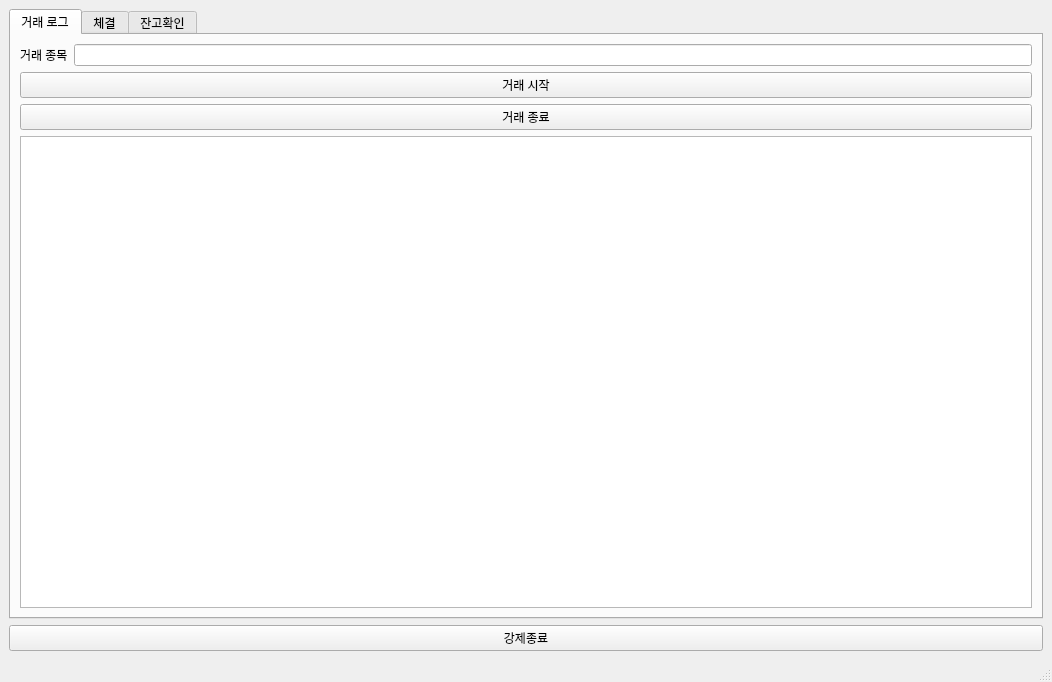
Lidit/trading_system, file ui/trader_ui.ui: the form before one commit.
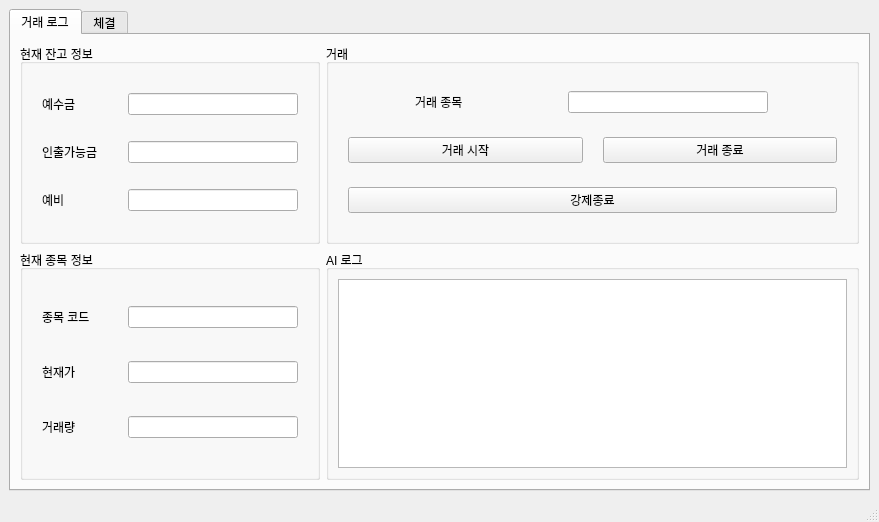
The form after the commit. The open tabs and pages were chosen to show the change.

The edit to the form file:
```diff
--- a/ui/trader_ui.ui
+++ b/ui/trader_ui.ui
@@ -6,30 +6,23 @@
    <rect>
     <x>0</x>
     <y>0</y>
-    <width>1052</width>
-    <height>682</height>
+    <width>879</width>
+    <height>522</height>
    </rect>
   </property>
-  <property name="minimumSize">
-   <size>
-    <width>1052</width>
-    <height>682</height>
-   </size>
-  </property>
   <property name="windowTitle">
    <string>MainWindow</string>
   </property>
   <widget class="QWidget" name="centralwidget">
    <layout class="QGridLayout" name="gridLayout">
-    <item row="1" column="0">
-     <widget class="QPushButton" name="exitButton">
-      <property name="text">
-       <string>강제종료</string>
-      </property>
-     </widget>
-    </item>
     <item row="0" column="0">
      <widget class="QTabWidget" name="tabWidget">
+      <property name="minimumSize">
+       <size>
+        <width>861</width>
+        <height>453</height>
+       </size>
+      </property>
       <property name="currentIndex">
        <number>1</number>
       </property>
@@ -38,35 +31,366 @@
         <string>거래 로그</string>
        </attribute>
        <layout class="QGridLayout" name="gridLayout_3">
+        <item row="0" column="1">
+         <widget class="QGroupBox" name="groupBox_3">
+          <property name="title">
+           <string>거래 </string>
+          </property>
+          <layout class="QVBoxLayout" name="verticalLayout_3">
+           <item>
+            <layout class="QHBoxLayout" name="horizontalLayout_6">
+             <item>
+              <widget class="QLabel" name="label_7">
+               <property name="maximumSize">
+                <size>
+                 <width>70</width>
+                 <height>20</height>
+                </size>
+               </property>
+               <property name="text">
+                <string>거래 종목</string>
+               </property>
+              </widget>
+             </item>
+             <item>
+              <widget class="QLineEdit" name="inputStockCodeLineEdit">
+               <property name="maximumSize">
+                <size>
+                 <width>200</width>
+                 <height>16777215</height>
+                </size>
+               </property>
+              </widget>
+             </item>
+            </layout>
+           </item>
+           <item>
+            <layout class="QHBoxLayout" name="horizontalLayout_7">
+             <property name="spacing">
+              <number>20</number>
+             </property>
+             <property name="leftMargin">
+              <number>10</number>
+             </property>
+             <property name="rightMargin">
+              <number>10</number>
+             </property>
+             <item>
+              <widget class="QPushButton" name="startTradePushButton">
+               <property name="text">
+                <string>거래 시작</string>
+               </property>
+              </widget>
+             </item>
+             <item>
+              <widget class="QPushButton" name="stopTradePushButton">
+               <property name="text">
+                <string>거래 종료</string>
+               </property>
+              </widget>
+             </item>
+            </layout>
+           </item>
+           <item>
+            <layout class="QHBoxLayout" name="horizontalLayout_8">
+             <property name="leftMargin">
+              <number>10</number>
+             </property>
+             <property name="rightMargin">
+              <number>10</number>
+             </property>
+             <item>
+              <widget class="QPushButton" name="shutdownPushButton">
+               <property name="text">
+                <string>강제종료</string>
+               </property>
+              </widget>
+             </item>
+            </layout>
+           </item>
+          </layout>
+         </widget>
+        </item>
+        <item row="1" column="0">
+         <widget class="QGroupBox" name="groupBox_2">
+          <property name="minimumSize">
+           <size>
+            <width>0</width>
+            <height>200</height>
+           </size>
+          </property>
+          <property name="maximumSize">
+           <size>
+            <width>300</width>
+            <height>16777215</height>
+           </size>
+          </property>
+          <property name="title">
+           <string>현재 종목 정보</string>
+          </property>
+          <layout class="QVBoxLayout" name="verticalLayout_2">
+           <item>
+            <layout class="QHBoxLayout" name="horizontalLayout_4">
+             <property name="leftMargin">
+              <number>10</number>
+             </property>
+             <property name="rightMargin">
+              <number>10</number>
+             </property>
+             <item>
+              <widget class="QLabel" name="label_4">
+               <property name="maximumSize">
+                <size>
+                 <width>16777215</width>
+                 <height>20</height>
+                </size>
+               </property>
+               <property name="text">
+                <string>종목 코드</string>
+               </property>
+               <property name="alignment">
+                <set>Qt::AlignLeading|Qt::AlignLeft|Qt::AlignVCenter</set>
+               </property>
+              </widget>
+             </item>
+             <item>
+              <widget class="QLineEdit" name="stockCodeLineEdit">
+               <property name="maximumSize">
+                <size>
+                 <width>170</width>
+                 <height>16777215</height>
+                </size>
+               </property>
+              </widget>
+             </item>
+            </layout>
+           </item>
+           <item>
+            <layout class="QHBoxLayout" name="horizontalLayout_5">
+             <property name="leftMargin">
+              <number>10</number>
+             </property>
+             <property name="rightMargin">
+              <number>10</number>
+             </property>
+             <item>
+              <widget class="QLabel" name="label_5">
+               <property name="maximumSize">
+                <size>
+                 <width>16777215</width>
+                 <height>20</height>
+                </size>
+               </property>
+               <property name="text">
+                <string>현재가</string>
+               </property>
+               <property name="alignment">
+                <set>Qt::AlignLeading|Qt::AlignLeft|Qt::AlignVCenter</set>
+               </property>
+              </widget>
+             </item>
+             <item>
+              <widget class="QLineEdit" name="currentStockLineEdit">
+               <property name="maximumSize">
+                <size>
+                 <width>170</width>
+                 <height>16777215</height>
+                </size>
+               </property>
+              </widget>
+             </item>
+            </layout>
+           </item>
+           <item>
+            <layout class="QGridLayout" name="gridLayout_5">
+             <property name="leftMargin">
+              <number>10</number>
+             </property>
+             <property name="rightMargin">
+              <number>10</number>
+             </property>
+             <property name="horizontalSpacing">
+              <number>10</number>
+             </property>
+             <item row="0" column="0">
+              <widget class="QLabel" name="label_6">
+               <property name="maximumSize">
+                <size>
+                 <width>16777215</width>
+                 <height>20</height>
+                </size>
+               </property>
+               <property name="text">
+                <string>거래량</string>
+               </property>
+               <property name="alignment">
+                <set>Qt::AlignLeading|Qt::AlignLeft|Qt::AlignVCenter</set>
+               </property>
+              </widget>
+             </item>
+             <item row="0" column="1">
+              <widget class="QLineEdit" name="volumeLineEdit">
+               <property name="maximumSize">
+                <size>
+                 <width>170</width>
+                 <height>16777215</height>
+                </size>
+               </property>
+              </widget>
+             </item>
+            </layout>
+           </item>
+          </layout>
+         </widget>
+        </item>
+        <item row="1" column="1">
+         <widget class="QGroupBox" name="groupBox_4">
+          <property name="title">
+           <string>AI 로그</string>
+          </property>
+          <layout class="QGridLayout" name="gridLayout_4">
+           <item row="0" column="0">
+            <widget class="QTextBrowser" name="logTextBrowser"/>
+           </item>
+          </layout>
+         </widget>
+        </item>
         <item row="0" column="0">
-         <layout class="QFormLayout" name="formLayout">
-          <item row="0" column="0">
-           <widget class="QLabel" name="Label">
-            <property name="text">
-             <string>거래 종목</string>
-            </property>
-           </widget>
-          </item>
-          <item row="0" column="1">
-           <widget class="QLineEdit" name="stockCodeLineEdit"/>
-          </item>
-         </layout>
-        </item>
-        <item row="7" column="0">
-         <widget class="QTextBrowser" name="tradeLogTextBrowser"/>
-        </item>
-        <item row="2" column="0">
-         <widget class="QPushButton" name="startTradeButton">
-          <property name="text">
-           <string>거래 시작</string>
+         <widget class="QGroupBox" name="groupBox">
+          <property name="minimumSize">
+           <size>
+            <width>0</width>
+            <height>200</height>
+           </size>
           </property>
-         </widget>
-        </item>
-        <item row="3" column="0">
-         <widget class="QPushButton" name="stopTradeButton">
-          <property name="text">
-           <string>거래 종료</string>
+          <property name="maximumSize">
+           <size>
+            <width>300</width>
+            <height>16777215</height>
+           </size>
           </property>
+          <property name="title">
+           <string>현재 잔고 정보</string>
+          </property>
+          <layout class="QVBoxLayout" name="verticalLayout">
+           <item>
+            <layout class="QHBoxLayout" name="horizontalLayout">
+             <property name="leftMargin">
+              <number>10</number>
+             </property>
+             <property name="rightMargin">
+              <number>10</number>
+             </property>
+             <item>
+              <widget class="QLabel" name="label">
+               <property name="maximumSize">
+                <size>
+                 <width>16777215</width>
+                 <height>20</height>
+                </size>
+               </property>
+               <property name="text">
+                <string>예수금</string>
+               </property>
+               <property name="alignment">
+                <set>Qt::AlignLeading|Qt::AlignLeft|Qt::AlignVCenter</set>
+               </property>
+              </widget>
+             </item>
+             <item>
+              <widget class="QLineEdit" name="depositLineEdit">
+               <property name="maximumSize">
+                <size>
+                 <width>170</width>
+                 <height>16777215</height>
+                </size>
+               </property>
+               <property name="readOnly">
+                <bool>true</bool>
+               </property>
+              </widget>
+             </item>
+            </layout>
+           </item>
+           <item>
+            <layout class="QHBoxLayout" name="horizontalLayout_2">
+             <property name="leftMargin">
+              <number>10</number>
+             </property>
+             <property name="rightMargin">
+              <number>10</number>
+             </property>
+             <item>
+              <widget class="QLabel" name="label_2">
+               <property name="maximumSize">
+                <size>
+                 <width>16777215</width>
+                 <height>20</height>
+                </size>
+               </property>
+               <property name="text">
+                <string>인출가능금</string>
+               </property>
+               <property name="alignment">
+                <set>Qt::AlignLeading|Qt::AlignLeft|Qt::AlignVCenter</set>
+               </property>
+              </widget>
+             </item>
+             <item>
+              <widget class="QLineEdit" name="availableLineEdit">
+               <property name="maximumSize">
+                <size>
+                 <width>170</width>
+                 <height>16777215</height>
+                </size>
+               </property>
+               <property name="readOnly">
+                <bool>true</bool>
+               </property>
+              </widget>
+             </item>
+            </layout>
+           </item>
+           <item>
+            <layout class="QHBoxLayout" name="horizontalLayout_3">
+             <property name="leftMargin">
+              <number>10</number>
+             </property>
+             <property name="rightMargin">
+              <number>10</number>
+             </property>
+             <item>
+              <widget class="QLabel" name="label_3">
+               <property name="maximumSize">
+                <size>
+                 <width>16777215</width>
+                 <height>20</height>
+                </size>
+               </property>
+               <property name="text">
+                <string>예비</string>
+               </property>
+               <property name="alignment">
+                <set>Qt::AlignLeading|Qt::AlignLeft|Qt::AlignVCenter</set>
+               </property>
+              </widget>
+             </item>
+             <item>
+              <widget class="QLineEdit" name="lineEdit_3">
+               <property name="maximumSize">
+                <size>
+                 <width>170</width>
+                 <height>16777215</height>
+                </size>
+               </property>
+               <property name="readOnly">
+                <bool>true</bool>
+               </property>
+              </widget>
+             </item>
+            </layout>
+           </item>
+          </layout>
          </widget>
         </item>
        </layout>
@@ -129,12 +453,6 @@
         </item>
        </layout>
       </widget>
-      <widget class="QWidget" name="tab_2">
-       <attribute name="title">
-        <string>잔고확인</string>
-       </attribute>
-       <layout class="QFormLayout" name="formLayout_2"/>
-      </widget>
      </widget>
     </item>
    </layout>
```
Left out of the diff: 10 changed lines with no effect on the pictures.
